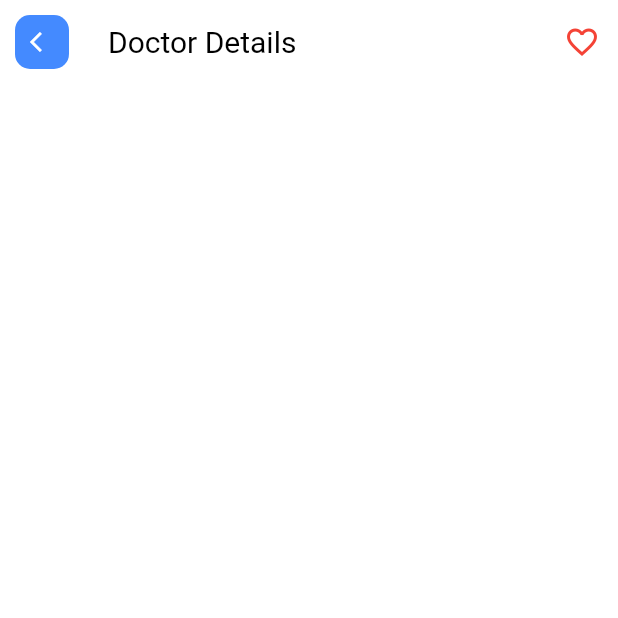
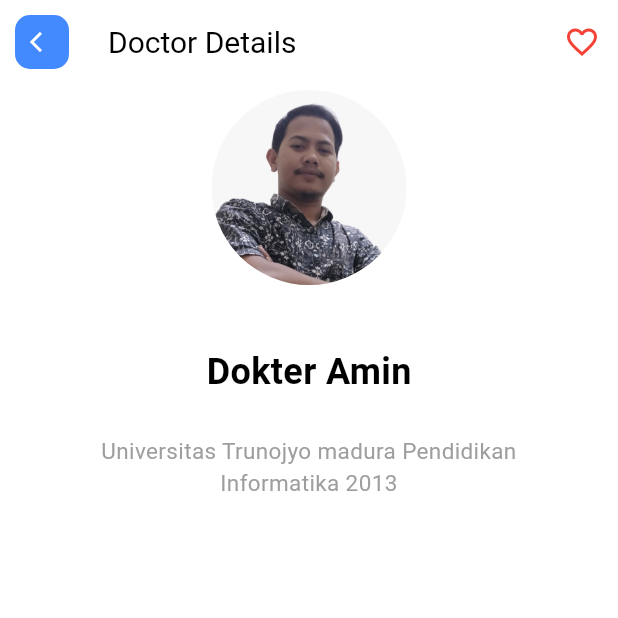
Before and after one commit to rizky04/appointment, a Flutter app: the DoctorDetail screen opened by its route, on a phone screen of 412 x 824 dp, the top half of it. Run offline on Flutter 3.47's test engine with Material 3 defaults, Android fonts, the phone set to English and light mode, and no system bars; our stand-ins replace font_awesome_flutter.

Commit message:
doctor detail

```diff
--- a/lib/screens/doctor_detail.dart
+++ b/lib/screens/doctor_detail.dart
@@ -1,6 +1,7 @@
 // ignore_for_file: camel_case_types, prefer_typing_uninitialized_variables
 
 import 'package:appointment/components/custom_appbar.dart';
+import 'package:appointment/core.dart';
 import 'package:flutter/material.dart';
 import 'package:font_awesome_flutter/font_awesome_flutter.dart';
 
@@ -31,7 +32,7 @@ class _DoctorDetailState extends State<DoctorDetail> {
       ),
       body: SafeArea(child: Column(
         children: <Widget>[
-
+          AboutDoctor(),
         ],
       )),
     );
@@ -43,6 +44,40 @@ class AboutDoctor extends StatelessWidget {
 
   @override
   Widget build(BuildContext context) {
-    return const Placeholder();
+    Config().init(context);
+    return Container(
+      width: double.infinity,
+      child: Column(
+        children: <Widget>[
+          const CircleAvatar(
+            radius: 65.0,
+            backgroundImage: AssetImage('assets/avatar.jpg'),
+            backgroundColor: Colors.white,
+          ),
+          Config.spaceMedium,
+          const Text(
+            'Dokter Amin',
+            style: TextStyle(
+              color: Colors.black,
+              fontSize: 24.0,
+              fontWeight: FontWeight.bold,
+            ),
+          ),
+          Config.spaceSmall,
+          SizedBox(
+            width: Config.widthSize * 0.75,
+            child: const Text(
+              'Universitas Trunojyo madura Pendidikan Informatika 2013',
+              style: TextStyle(
+               color: Colors.grey,
+               fontSize: 15,
+              ),
+              softWrap: true,
+              textAlign: TextAlign.center,
+            ),
+          ),
+        ],
+      ),
+    );
   }
 }
```
